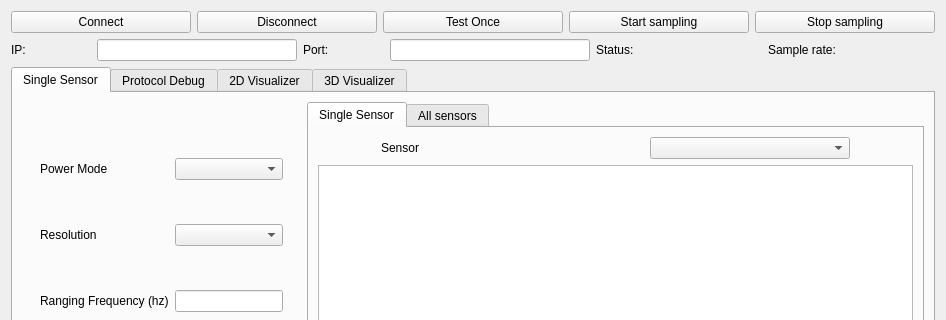
Qt form tools/gui/ui/slamdeck_tab.ui (victorhook/slamdeck) before a commit; both pictures show x 0 to 946 and y 0 to 320 of the 946 by 723 pixel window.
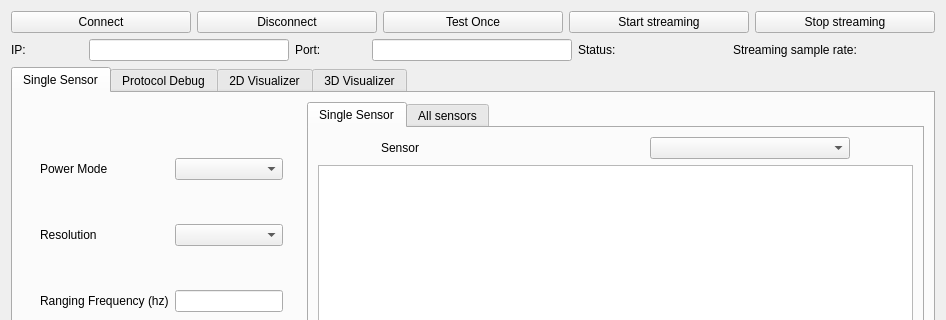
The same form after that commit.

Patch:
```diff
--- a/tools/gui/ui/slamdeck_tab.ui
+++ b/tools/gui/ui/slamdeck_tab.ui
@@ -42,14 +42,14 @@
        <item>
         <widget class="QPushButton" name="btnStartSampling">
          <property name="text">
-          <string>Start sampling</string>
+          <string>Start streaming</string>
          </property>
         </widget>
        </item>
        <item>
         <widget class="QPushButton" name="btnStopSampling">
          <property name="text">
-          <string>Stop sampling</string>
+          <string>Stop streaming</string>
          </property>
         </widget>
        </item>
@@ -132,7 +132,7 @@
        <item>
         <widget class="QLabel" name="label_14">
          <property name="text">
-          <string>Sample rate:</string>
+          <string>Streaming sample rate:</string>
          </property>
         </widget>
        </item>
```
Left out of the diff: 4 changed lines with no effect on the pictures.
